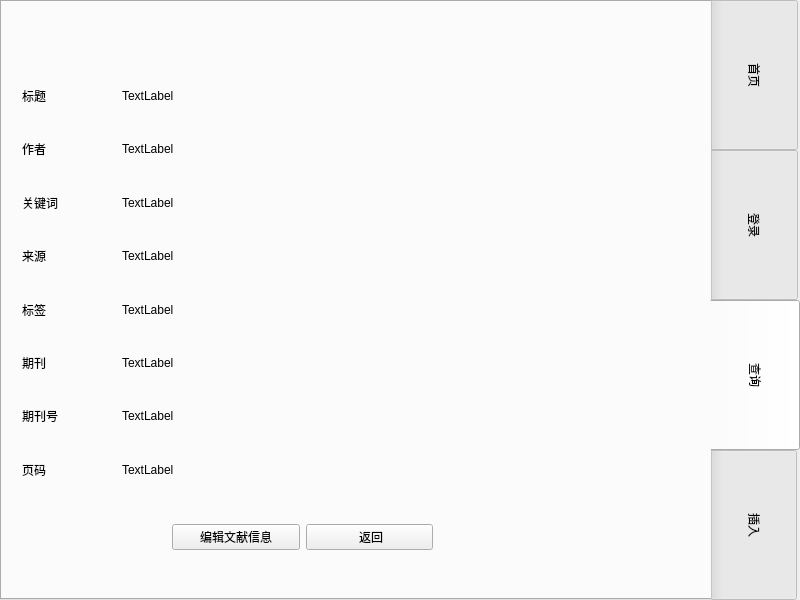
The window that core/mainwindow.ui (okuchiri/database-big-homework) describes before a commit, drawn with Qt 5.
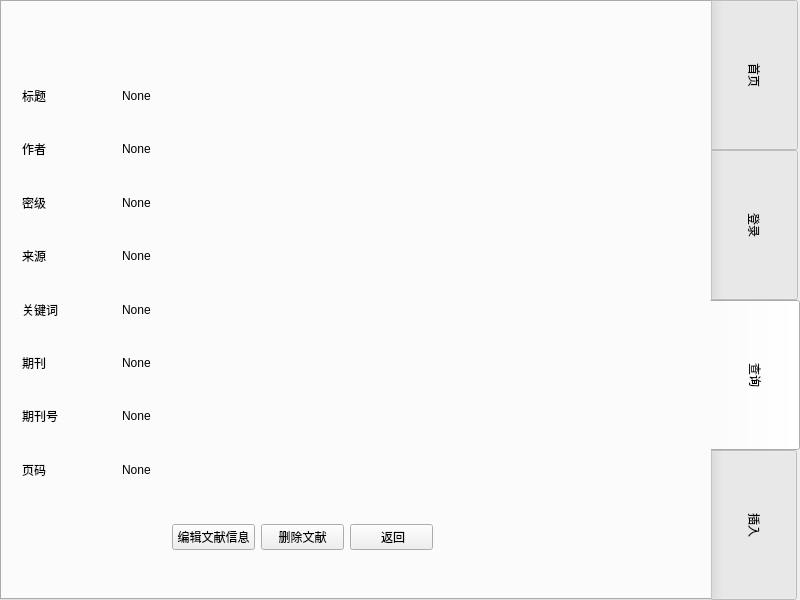
The same window after the commit. The open tabs and pages were chosen to show the change.

Commit message: 更新ui

Patch:
```diff
--- a/core/mainwindow.ui
+++ b/core/mainwindow.ui
@@ -645,7 +645,7 @@
         <item>
          <widget class="QLabel" name="label_keyword_front">
           <property name="text">
-           <string>关键词</string>
+           <string>密级</string>
           </property>
          </widget>
         </item>
@@ -659,7 +659,7 @@
         <item>
          <widget class="QLabel" name="label_tag_front">
           <property name="text">
-           <string>标签</string>
+           <string>关键词</string>
           </property>
          </widget>
         </item>
@@ -699,56 +699,56 @@
         <item>
          <widget class="QLabel" name="label_title_info">
           <property name="text">
-           <string>TextLabel</string>
+           <string>None</string>
           </property>
          </widget>
         </item>
         <item>
          <widget class="QLabel" name="label_author_info">
           <property name="text">
-           <string>TextLabel</string>
+           <string>None</string>
           </property>
          </widget>
         </item>
         <item>
          <widget class="QLabel" name="label_keyword_info">
           <property name="text">
-           <string>TextLabel</string>
+           <string>None</string>
           </property>
          </widget>
         </item>
         <item>
          <widget class="QLabel" name="label_src_info">
           <property name="text">
-           <string>TextLabel</string>
+           <string>None</string>
           </property>
          </widget>
         </item>
         <item>
          <widget class="QLabel" name="label_tag_info">
           <property name="text">
-           <string>TextLabel</string>
+           <string>None</string>
           </property>
          </widget>
         </item>
         <item>
          <widget class="QLabel" name="label_journal_info">
           <property name="text">
-           <string>TextLabel</string>
+           <string>None</string>
           </property>
          </widget>
         </item>
         <item>
          <widget class="QLabel" name="label_journalid_info">
           <property name="text">
-           <string>TextLabel</string>
+           <string>None</string>
           </property>
          </widget>
         </item>
         <item>
          <widget class="QLabel" name="label_journalpage_info">
           <property name="text">
-           <string>TextLabel</string>
+           <string>None</string>
           </property>
          </widget>
         </item>
@@ -771,6 +771,13 @@
           </property>
          </widget>
         </item>
+        <item>
+         <widget class="QPushButton" name="pushButton_delete">
+          <property name="text">
+           <string>删除文献</string>
+          </property>
+         </widget>
+        </item>
         <item>
          <widget class="QPushButton" name="pushButton_backto_searchtab">
           <property name="text">
```
Left out of the diff: 12 changed lines with no effect on the pictures.
